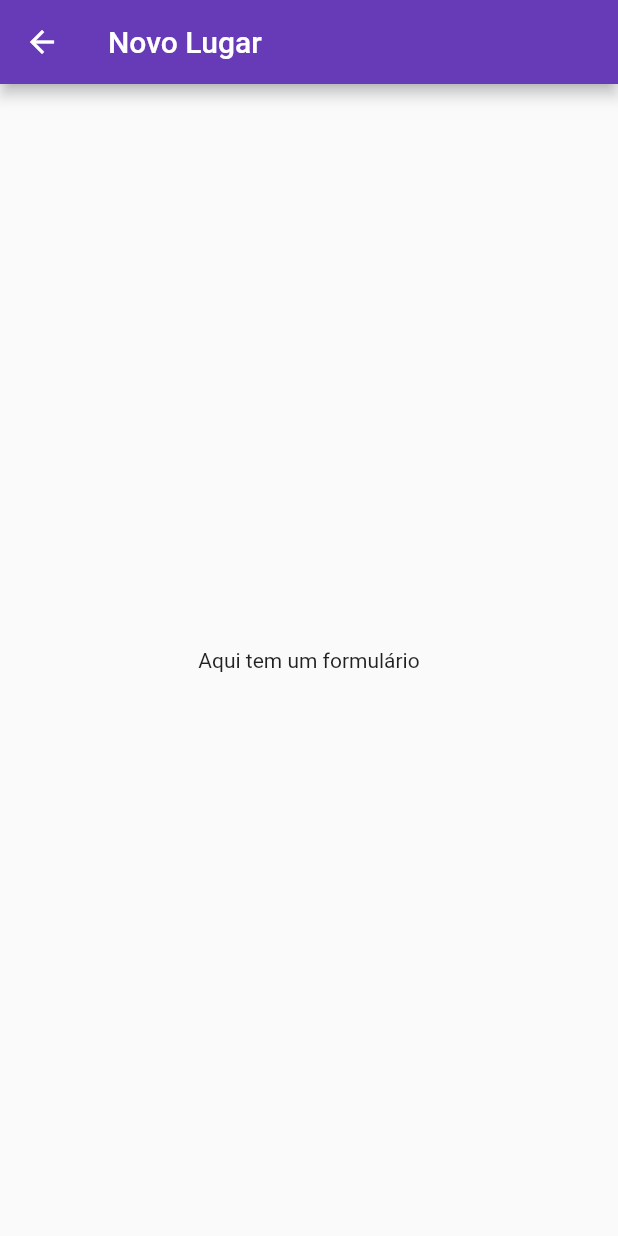
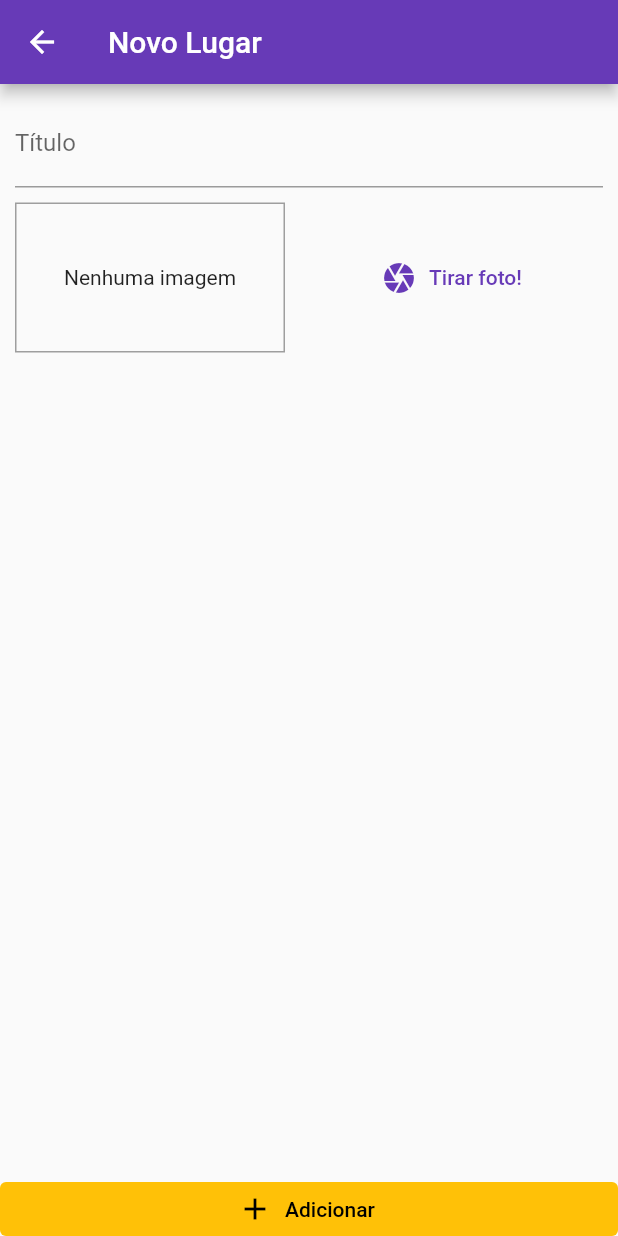
Before and after one commit to marcelinx/great_places-flutter, a Flutter app: the PlaceFormScreen screen opened by its route, on a phone screen of 412 x 824 dp. Run offline on Flutter 3.47's test engine with Material 2 defaults, Android fonts, the phone set to English and light mode, and no system bars.

Commit message:
adicionando formulario novo lugar

```diff
--- a/lib/screens/place_form_screen.dart
+++ b/lib/screens/place_form_screen.dart
@@ -1,21 +1,59 @@
 import 'package:flutter/material.dart';
+import 'package:great_places/widgets/image_input.dart';
 
 class PlaceFormScreen extends StatefulWidget {
   const PlaceFormScreen({Key? key}) : super(key: key);
 
   @override
-  _PlaceFormScreenState createState() => _PlaceFormScreenState();
+  State<PlaceFormScreen> createState() => _PlaceFormScreenState();
 }
 
 class _PlaceFormScreenState extends State<PlaceFormScreen> {
+  final _titleController = TextEditingController();
+
+  void _submitForm() {}
+
   @override
   Widget build(BuildContext context) {
     return Scaffold(
-        appBar: AppBar(
-          title: const Text('Novo Lugar'),
-        ),
-        body: const Center(
-          child: Text('Aqui tem um formulário'),
-        ));
+      appBar: AppBar(
+        title: const Text('Novo Lugar'),
+      ),
+      body: Column(
+        crossAxisAlignment: CrossAxisAlignment.stretch,
+        children: [
+          Expanded(
+            child: SingleChildScrollView(
+              child: Padding(
+                padding: const EdgeInsets.all(10),
+                child: Column(
+                  children: [
+                    TextField(
+                      controller: _titleController,
+                      decoration: const InputDecoration(
+                        labelText: 'Título',
+                      ),
+                    ),
+                    const SizedBox(height: 10),
+                    const ImageInput(),
+                  ],
+                ),
+              ),
+            ),
+          ),
+          ElevatedButton.icon(
+            icon: const Icon(Icons.add),
+            label: const Text('Adicionar'),
+            style: ElevatedButton.styleFrom(
+              foregroundColor: Colors.black,
+              backgroundColor: Theme.of(context).colorScheme.secondary,
+              elevation: 0,
+              tapTargetSize: MaterialTapTargetSize.shrinkWrap,
+            ),
+            onPressed: _submitForm,
+          ),
+        ],
+      ),
+    );
   }
 }
--- /dev/null
+++ b/lib/widgets/image_input.dart
@@ -0,0 +1,35 @@
+import 'package:flutter/material.dart';
+
+class ImageInput extends StatefulWidget {
+  const ImageInput({super.key});
+
+  @override
+  _ImageInputState createState() => _ImageInputState();
+}
+
+class _ImageInputState extends State<ImageInput> {
+  @override
+  Widget build(BuildContext context) {
+    return Row(
+      children: [
+        Container(
+          width: 180,
+          height: 100,
+          decoration: BoxDecoration(
+            border: Border.all(width: 1, color: Colors.grey),
+          ),
+          alignment: Alignment.center,
+          child: const Text('Nenhuma imagem'),
+        ),
+        const SizedBox(width: 10),
+        Expanded(
+          child: TextButton.icon(
+            onPressed: () {},
+            icon: const Icon(Icons.camera),
+            label: const Text('Tirar foto!'),
+          ),
+        ),
+      ],
+    );
+  }
+}
```
